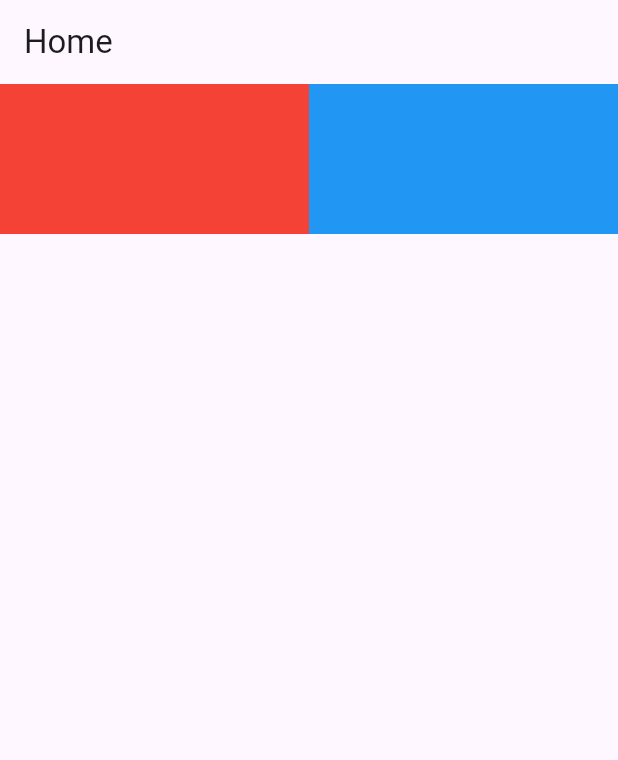
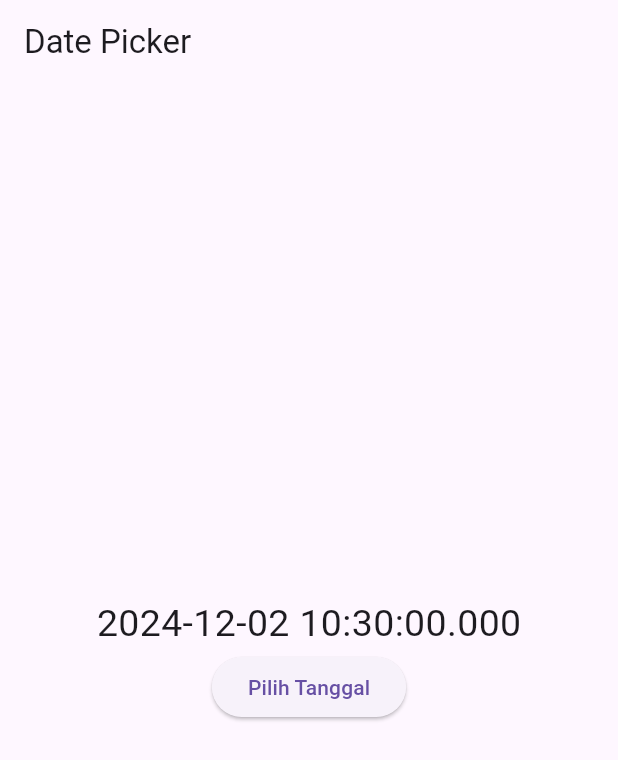
Before and after one commit to rafsanza-hub/learn-flutter, a Flutter app: the screen it shows after launch, on a phone screen of 412 x 824 dp. Shown: the top 760 px of the screen. Run offline on Flutter 3.47's test engine with Material 3 defaults, Android fonts, the phone set to English and light mode, and no system bars; our stand-ins replace faker.

Commit message:
DatePicker

```diff
--- /dev/null
+++ b/lib/archive/main_flexible.dart
@@ -0,0 +1,44 @@
+import 'package:flutter/material.dart';
+
+void main() => runApp(const MyApp());
+
+class MyApp extends StatelessWidget {
+  const MyApp({super.key});
+
+  @override
+  Widget build(BuildContext context) {
+    return MaterialApp(
+      home: HomePage(),
+    );
+  }
+}
+
+class HomePage extends StatelessWidget {
+  const HomePage({super.key});
+
+  @override
+  Widget build(BuildContext context) {
+    return Scaffold(
+        appBar: AppBar(
+          title: const Text("Home"),
+        ),
+        body: Row(
+          children: [
+            Expanded(
+              flex: 1,
+              child: Container(
+                color: Colors.red,
+                height: 100,
+              ),
+            ),
+            Flexible(
+              flex: 1,
+              child: Container(
+                color: Colors.blue,
+                height: 100,
+              ),
+            ),
+          ],
+        ));
+  }
+}
--- a/lib/main.dart
+++ b/lib/main.dart
@@ -1,6 +1,6 @@
 import 'package:flutter/material.dart';
 
-void main() => runApp(const MyApp());
+void main() => runApp(MyApp());
 
 class MyApp extends StatelessWidget {
   const MyApp({super.key});
@@ -13,32 +13,55 @@ class MyApp extends StatelessWidget {
   }
 }
 
-class HomePage extends StatelessWidget {
+class HomePage extends StatefulWidget {
   const HomePage({super.key});
 
   @override
+  State<HomePage> createState() => _HomePageState();
+}
+
+class _HomePageState extends State<HomePage> {
+  DateTime? selectedDate = DateTime.now();
+  @override
   Widget build(BuildContext context) {
     return Scaffold(
-        appBar: AppBar(
-          title: const Text("Home"),
+      appBar: AppBar(
+        title: const Text("Date Picker"),
+      ),
+      body: Center(
+        child: Column(
+          mainAxisAlignment: MainAxisAlignment.center,
+          children: [
+            Text(
+              selectedDate.toString(),
+              style: TextStyle(fontSize: 25),
+            ),
+            ElevatedButton(
+                onPressed: () {
+                  showDatePicker(
+                    initialDate: DateTime.now(),
+                    // initialDatePickerMode: DatePickerMode.day,
+                    // initialEntryMode: DatePickerEntryMode.calendarOnly,
+                    context: context,
+                    firstDate: DateTime(2000),
+                    lastDate: DateTime(2025),
+                    helpText: "Pilih Tanggal",
+                    builder: (context, dynamic child) {
+                      return Theme(
+                        data: ThemeData.dark(),
+                        child: child,
+                      );
+                    },
+                  ).then((value) {
+                    setState(() {
+                      selectedDate = value ?? DateTime.now();
+                    });
+                  });
+                },
+                child: const Text("Pilih Tanggal")),
+          ],
         ),
-        body: Row(
-          children: [
-            Expanded(
-              flex: 1,
-              child: Container(
-                color: Colors.red,
-                height: 100,
-              ),
-            ),
-            Flexible(
-              flex: 1,
-              child: Container(
-                color: Colors.blue,
-                height: 100,
-              ),
-            ),
-          ],
-        ));
+      ),
+    );
   }
 }
```
